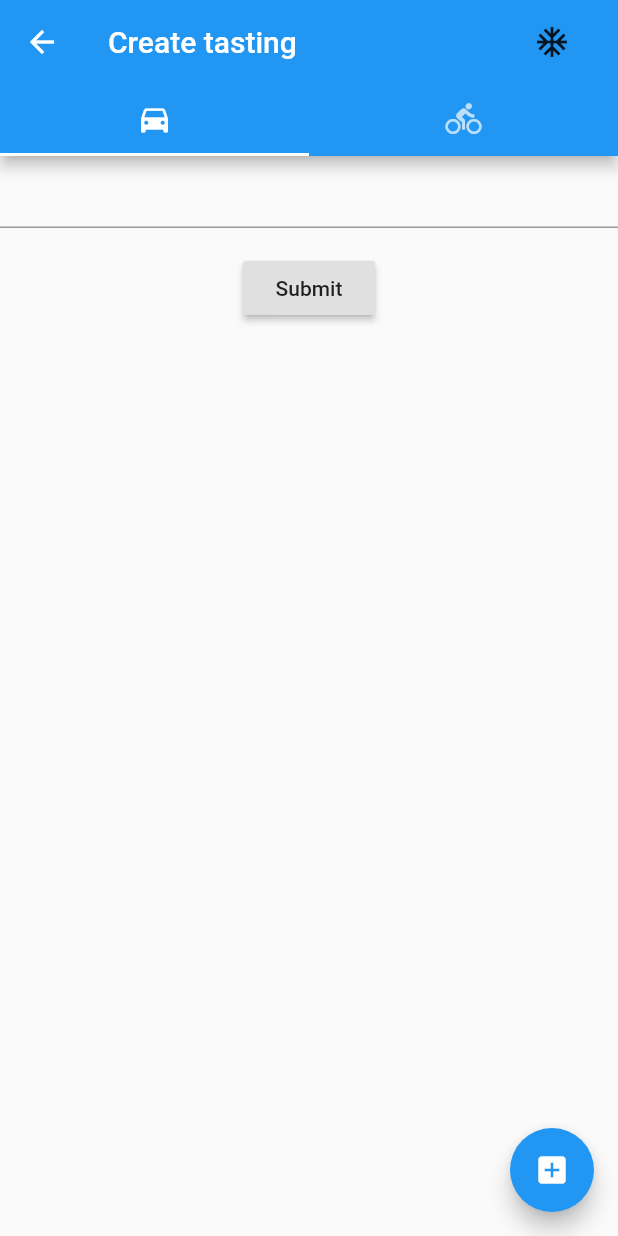
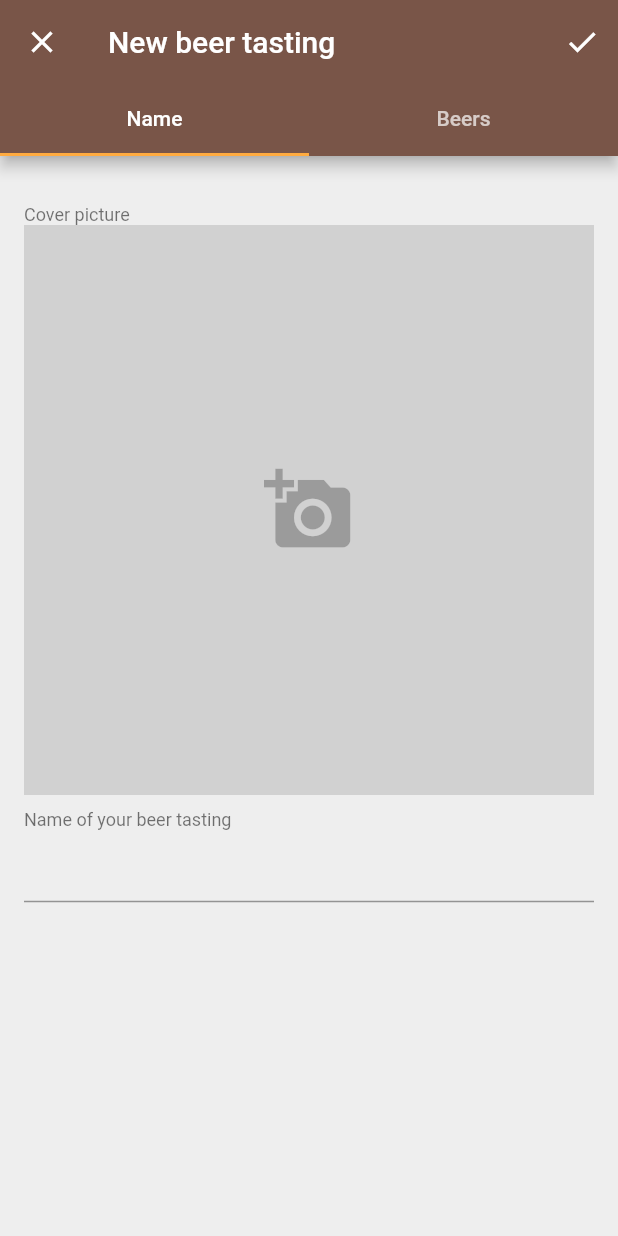
Before and after one commit to abilia/flutterbeer, a Flutter app: the screen it shows after launch, after a tap on "Create", on a phone screen of 412 x 824 dp. Run offline on Flutter 3.47's test engine with Material 2 defaults, Android fonts, the phone set to English and light mode, and no system bars; our stand-ins replace flutter_redux, image_picker, redux; statements that could not run were skipped.

Commit message:
Adding themes and working on create tasting views

```diff
--- a/lib/create_tasting/add_beer_view.dart
+++ /dev/null
@@ -1,53 +0,0 @@
-import 'dart:io';
-
-import 'package:flutter/material.dart';
-import 'package:flutterbeer/model/app_model.dart';
-import 'package:image_picker/image_picker.dart';
-
-class AddBeer extends StatefulWidget {
-  final Beer beer;
-  AddBeer({this.beer});
-  @override
-  _AddBeerState createState() => _AddBeerState(beer: beer);
-}
-
-class _AddBeerState extends State<AddBeer> {
-  _AddBeerState({this.beer});
-  final Beer beer;
-  final _formKey = GlobalKey<FormState>();
-  final _controller = TextEditingController();
-  File _image;
-  Future getImage() async {
-    var image = await ImagePicker.pickImage(source: ImageSource.camera);
-    setState(() {
-      _image = image;
-    });
-  }
-
-  @override
-  Widget build(BuildContext context) {
-    return Form(
-      key: _formKey,
-      child: Column(
-          children: <Widget>[
-            Text('Beer name'),
-            TextFormField(
-              controller: _controller,
-              validator: (value) {
-                if (value.isEmpty) return 'need to add a name';
-              },
-            ),
-            RaisedButton(
-              child: Text('Take a beerfy'),
-              onPressed: getImage,
-            ),
-            Expanded(
-              child: _image == null
-                  ? Text('No image selected.')
-                  : Image.file(_image),
-            )
-          ],
-        ),
-    );
-  }
-}
--- a/lib/create_tasting/create_testing.dart
+++ /dev/null
@@ -1,58 +0,0 @@
-import 'package:flutter/material.dart';
-
-import '../model/app_model.dart';
-import 'add_beer_view.dart';
-import 'tasting_info.dart';
-
-
-class CreateTesting extends StatefulWidget {
-  @override
-  _CreateTestingState createState() => _CreateTestingState();
-}
-
-class _CreateTestingState extends State<CreateTesting> {
-  final _formKey = GlobalKey<FormState>();
-  final _controller = TextEditingController()..text = '';
-
-  final List<String> beers = ['Lager', 'IPA', 'APA', 'NAIPA', 'Ale'];
-
-  @override
-  Widget build(BuildContext context) {
-    return Form(
-      key: _formKey,
-      child: DefaultTabController(
-        length: 2,
-        child: Scaffold(
-          appBar: AppBar(
-            title: Text("Create tasting"),
-            actions: <Widget>[
-              FlatButton(
-                child: Icon(Icons.ac_unit),
-                onPressed: (){},
-                )
-              ],
-            bottom: TabBar(
-              tabs: [
-                Tab(icon: Icon(Icons.directions_car)),
-                Tab(icon: Icon(Icons.directions_bike)),
-              ],
-            ),
-          ),
-          body: TabBarView(
-            children: [
-              TastingInfo(
-                  controller: _controller, formKey: _formKey, beers: beers),
-                  AddBeer(beer: Beer()),
-            ],
-          ),
-          floatingActionButton: FloatingActionButton(
-            onPressed: () {
-              Navigator.pushNamed(context, '/add');
-            },
-            child: Icon(Icons.add_box),
-          ),
-        ),
-      ),
-    );
-  }
-}
--- a/lib/create_tasting/tasting_info.dart
+++ /dev/null
@@ -1,42 +0,0 @@
-import 'package:flutter/material.dart';
-
-class TastingInfo extends StatelessWidget {
-  const TastingInfo({
-    Key key,
-    @required TextEditingController controller,
-    @required GlobalKey<FormState> formKey,
-    @required this.beers,
-  })  : _controller = controller,
-        _formKey = formKey,
-        super(key: key);
-
-  final TextEditingController _controller;
-  final GlobalKey<FormState> _formKey;
-  final List<String> beers;
-
-  @override
-  Widget build(BuildContext context) {
-    return Column(
-      mainAxisAlignment: MainAxisAlignment.start,
-      children: <Widget>[
-        TextFormField(
-          controller: _controller,
-          validator: (value) {
-            if (value.isEmpty) return 'need to add a name';
-          },
-        ),
-        Padding(
-          padding: const EdgeInsets.symmetric(vertical: 16.0),
-          child: RaisedButton(
-            onPressed: () {
-              if (_formKey.currentState.validate()) {
-                Navigator.pop(context);
-              }
-            },
-            child: Text('Submit'),
-          ),
-        ),
-      ],
-    );
-  }
-}
--- /dev/null
+++ b/lib/edit_views/beer_listings.dart
@@ -0,0 +1,41 @@
+import 'package:flutter/material.dart';
+import 'package:flutterbeer/model/app_model.dart';
+
+class BeerList extends StatelessWidget {
+  BeerList(this.beers);
+  final List<Beer> beers;
+  @override
+  Widget build(BuildContext context) {
+    return ListView(
+      children: beers.map((beer) => BeerCard(beer: beer,)).toList()
+    );
+  }
+}
+
+class BeerCard extends StatelessWidget {
+  const BeerCard({
+    Key key,
+    @required this.beer,
+  }) : super(key: key);
+
+  final Beer beer;
+
+  @override
+  Widget build(BuildContext context) {
+    final style = Theme.of(context).textTheme.body1;
+    return Card(
+      child: InkWell(
+        child: Row(
+          children: <Widget>[
+            ClipRect(child:
+            beer.image == null ?
+              Icon(Icons.gavel) :
+              Image.file(beer.image),
+            ),
+            Text(beer.name, style: style,)
+          ],
+        ),
+      ),
+    );
+  }
+}
--- /dev/null
+++ b/lib/edit_views/create_testing.dart
@@ -0,0 +1,96 @@
+import 'package:flutter/material.dart';
+import 'package:flutterbeer/edit_views/beer_listings.dart';
+import 'package:flutterbeer/edit_views/edit_beer.dart';
+import 'package:flutterbeer/edit_views/edit_tasting.dart';
+import 'package:flutterbeer/model/app_model.dart';
+
+class CreateTesting extends StatefulWidget {
+  static const routeName = '/editTasting';
+  CreateTesting(this.tasting);
+  final BeerTasting tasting;
+  @override
+  _CreateTestingState createState() => _CreateTestingState(tasting);
+}
+
+class _CreateTestingState extends State<CreateTesting>
+    with SingleTickerProviderStateMixin {
+  _CreateTestingState(this.tasting);
+
+  final BeerTasting tasting;
+  TabController _tabController;
+
+  @override
+  void initState() {
+    super.initState();
+    _tabController = TabController(length: 2, vsync: this, initialIndex: 0);
+    _tabController.addListener(_handleTabIndex);
+  }
+
+  @override
+  void dispose() {
+    _tabController.removeListener(_handleTabIndex);
+    _tabController.dispose();
+    super.dispose();
+  }
+
+  void _handleTabIndex() {
+    setState(() {});
+  }
+
+  @override
+  Widget build(BuildContext context) {
+    return Scaffold(
+      appBar: AppBar(
+        leading: IconButton(
+          icon: Icon(Icons.close),
+          onPressed: () => Navigator.pop(context),
+        ),
+        title: Text("New beer tasting"),
+        actions: <Widget>[
+          IconButton(
+            icon: Icon(Icons.check),
+            onPressed: () => Navigator.pop(context),
+          )
+        ],
+        bottom: TabBar(
+          controller: _tabController,
+          tabs: [
+            Tab(
+              text: 'Name',
+            ),
+            Tab(
+              text: 'Beers',
+            ),
+          ],
+        ),
+      ),
+      body: TabBarView(
+        controller: _tabController,
+        children: [
+          TastingInfo(tasting),
+          BeerList(tasting.beers),
+        ],
+      ),
+      floatingActionButton: _bottomButtons(),
+    );
+  }
+
+  Widget _bottomButtons() => _tabController.index == 1
+      ? FloatingActionButton(
+          shape: StadiumBorder(),
+          onPressed: () => _navigateToAddNewBeer(context),
+          child: Icon(
+            Icons.add,
+          ),
+        )
+      : null;
+
+  _navigateToAddNewBeer(BuildContext context) async {
+     final beer = await Navigator.pushNamed(context, EditBeer.routeName, arguments: Beer());
+     if (beer != null) {
+        setState(() {
+          tasting.beers.add(beer);
+        });
+     }
+  }
+}
--- /dev/null
+++ b/lib/edit_views/edit_beer.dart
@@ -0,0 +1,56 @@
+import 'package:flutter/material.dart';
+import 'package:flutterbeer/image_picking.dart';
+import 'package:flutterbeer/model/app_model.dart';
+
+class EditBeer extends StatefulWidget {
+  static const routeName = '/editbeer';
+  @override
+  _EditBeerState createState() => _EditBeerState();
+}
+
+class _EditBeerState extends State<EditBeer> {
+  final _formKey = GlobalKey<FormState>();
+  final _controller = TextEditingController();
+
+  @override
+  Widget build(BuildContext context) {
+    Beer beer = ModalRoute.of(context).settings.arguments;
+
+    return Scaffold(
+      appBar: AppBar(
+        title: Text('Add/Edit a beer'),
+        actions: <Widget>[
+          IconButton(
+            icon: Icon(Icons.check),
+            onPressed: () {
+              if (_formKey.currentState.validate()) {
+                beer.name = _controller.text;
+                Navigator.pop(context, beer);
+              }
+            },
+          )
+        ],
+      ),
+      body: Form(
+        key: _formKey,
+        child: Column(
+          crossAxisAlignment: CrossAxisAlignment.start,
+          children: <Widget>[
+            Text('Beer photo'),
+            ImagePicking(
+              image: beer.image,
+              onNewPhoto: (f) => beer.image = f,
+            ),
+            Text('Name of your beer'),
+            TextFormField(
+              controller: _controller,
+              validator: (value) {
+                if (value.isEmpty) return 'The beer needs a name!';
+              },
+            ),
+          ],
+        ),
+      ),
+    );
+  }
+}
--- /dev/null
+++ b/lib/edit_views/edit_tasting.dart
@@ -0,0 +1,60 @@
+import 'package:flutter/material.dart';
+import 'package:flutterbeer/image_picking.dart';
+import 'package:flutterbeer/model/app_model.dart';
+
+class TastingInfo extends StatefulWidget {
+  TastingInfo(this.tasting);
+  final BeerTasting tasting;
+  @override
+  _TastingInfoState createState() => _TastingInfoState(tasting);
+}
+
+class _TastingInfoState extends State<TastingInfo> {
+  _TastingInfoState(this.tasting);
+  TextEditingController _controller = TextEditingController();
+  BeerTasting tasting;
+
+  final _formKey = GlobalKey<FormState>();
+  @override
+  void initState() {
+    super.initState();
+    _controller.text = tasting.title;
+  }
+
+  @override
+  Widget build(BuildContext context) {
+    final textStyle = Theme.of(context).textTheme.caption;
+    return Padding(
+      padding: const EdgeInsets.symmetric(vertical: 32.0, horizontal: 16.0),
+      child: Column(
+        mainAxisAlignment: MainAxisAlignment.spaceEvenly,
+        crossAxisAlignment: CrossAxisAlignment.start,
+        children: <Widget>[
+          Text(
+            'Cover picture',
+            style: textStyle,
+          ),
+          ImagePicking(
+            image: tasting.image,
+            onNewPhoto: (f) => tasting.image = f,
+          ),
+          Spacer(),
+          Text(
+            'Name of your beer tasting',
+            style: textStyle,
+          ),
+          TextFormField(
+            key: _formKey,
+            controller: _controller,
+            validator: (value) {
+              if (value.isEmpty) return 'Need to add a name';
+            },
+          ),
+          Spacer(
+            flex: 20,
+          ),
+        ],
+      ),
+    );
+  }
+}
--- /dev/null
+++ b/lib/image_picking.dart
@@ -0,0 +1,48 @@
+import 'dart:io';
+
+import 'package:flutter/material.dart';
+import 'package:image_picker/image_picker.dart';
+
+class ImagePicking extends StatefulWidget {
+  ImagePicking({this.image, this.onNewPhoto});
+  final File image;
+  final Function(File) onNewPhoto;
+  @override
+  _ImagePickingState createState() => _ImagePickingState(image, onNewPhoto);
+}
+
+class _ImagePickingState extends State<ImagePicking> {
+  _ImagePickingState(this._image, this.onNewPhoto);
+  File _image;
+  Function(File) onNewPhoto;
+
+  Future getImage() async {
+    var image = await ImagePicker.pickImage(source: ImageSource.camera);
+    if (image != null) {
+      setState(() {
+        _image = image;
+      });
+      onNewPhoto(image);
+    }
+  }
+
+  @override
+  Widget build(BuildContext context) {
+    final height = 60.0;
+    return InkWell(
+        onTap: getImage,
+        child: AspectRatio(
+          aspectRatio: 1,
+          child: _image == null
+              ? Container(
+                  child: Icon(
+                    Icons.add_a_photo,
+                    color: Colors.black26,
+                    size: height,
+                  ),
+                  color: Colors.black12,
+                )
+              : Image.file(_image,),
+        ));
+  }
+}
--- a/lib/main.dart
+++ b/lib/main.dart
@@ -1,12 +1,13 @@
 import 'package:flutter/material.dart';
 import 'package:flutter_redux/flutter_redux.dart';
+import 'package:flutterbeer/edit_views/edit_beer.dart';
+import 'package:flutterbeer/model/app_model.dart';
 import 'package:redux/redux.dart';
 
 import 'state/reducer.dart';
 import 'join_testing.dart';
 import 'vote.dart';
-import 'create_tasting/add_beer_view.dart';
-import 'create_tasting/create_testing.dart';
+import 'edit_views/create_testing.dart';
 import 'state/app_state.dart';
 
 void main() => runApp(MyApp());
@@ -27,14 +28,17 @@ class MyApp extends StatelessWidget {
         initialRoute: '/',
         routes: {
           '/': (context) => MainScreen(),
-          '/create': (context) => CreateTesting(),
-          '/add': (context) => AddBeer(),
+          CreateTesting.routeName: (context) => CreateTesting(BeerTasting()),
+          EditBeer.routeName: (context) => EditBeer(),
           '/join': (context) => JoinTesting(),
           '/vote': (context) => Vote()
         },
         title: 'Flutter beer',
         theme: ThemeData(
-          primarySwatch: Colors.blue,
+          primarySwatch: Colors.brown,
+          accentColor: Colors.orangeAccent,
+          buttonColor: Colors.orange,
+          scaffoldBackgroundColor: Colors.grey[200]
         ),
       ),
     );
@@ -60,7 +64,7 @@ class MainScreen extends StatelessWidget {
             RaisedButton(
                 child: Text('Create'),
                 onPressed: () {
-                  Navigator.pushNamed(context, '/create');
+                  Navigator.pushNamed(context, CreateTesting.routeName);
                 }),
             RaisedButton(
               child: Text('Vote'),
--- a/lib/model/app_model.dart
+++ b/lib/model/app_model.dart
@@ -1,11 +1,13 @@
+import 'dart:io';
+
 class BeerTasting {
+  File image;
   String title;
-  List<Beer> beers;
-  BeerTasting(String title) {
-    this.title = title;
-  }
+  List<Beer> beers = [];
+  BeerTasting({this.title});
 }
 
 class Beer {
   String name;
+  File image;
 }
--- a/lib/state/app_state.dart
+++ b/lib/state/app_state.dart
@@ -6,5 +6,5 @@ class AppState {
   AppState(this.tastings);
 
   factory AppState.initial() => AppState(
-      List.unmodifiable([BeerTasting("Tasting1"), BeerTasting("Tasting2")]));
+      List.unmodifiable([BeerTasting(title: "Tasting1"), BeerTasting(title: "Tasting2")]));
 }
--- a/lib/vote.dart
+++ b/lib/vote.dart
@@ -1,9 +1,8 @@
 import 'package:flutter/material.dart';
 import 'package:flutter_redux/flutter_redux.dart';
+import 'package:flutterbeer/state/app_state.dart';
 import 'package:redux/redux.dart';
 
-import 'state/app_state.dart';
-import 'model/app_model.dart';
 
 class Vote extends StatelessWidget {
   @override
```
Also changed, not shown: 1 other file.
